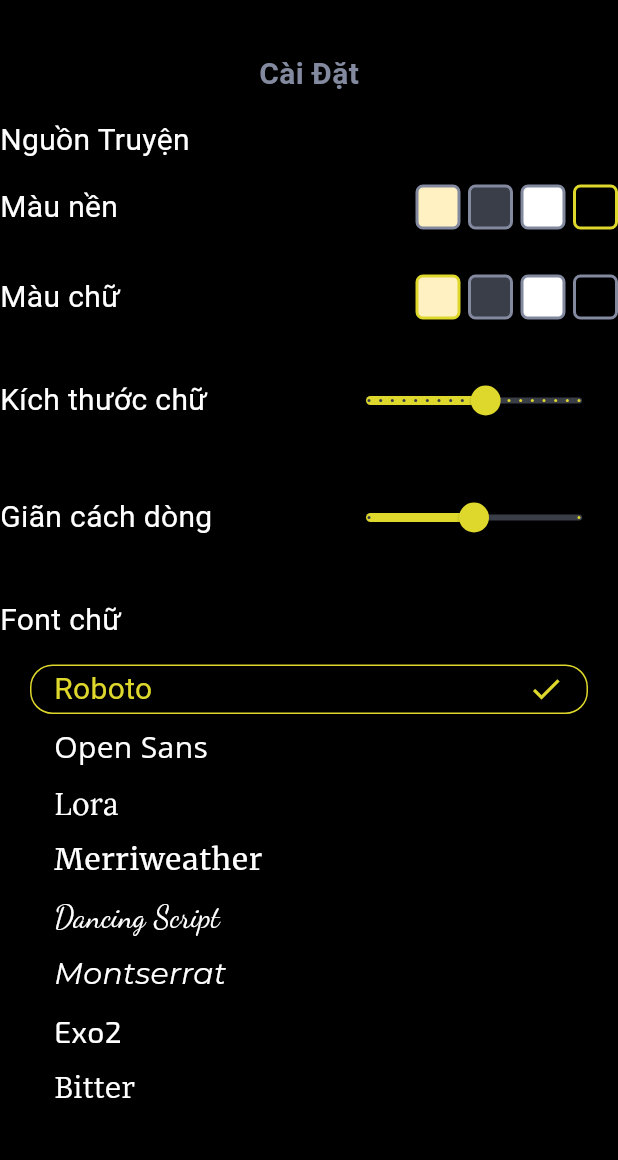
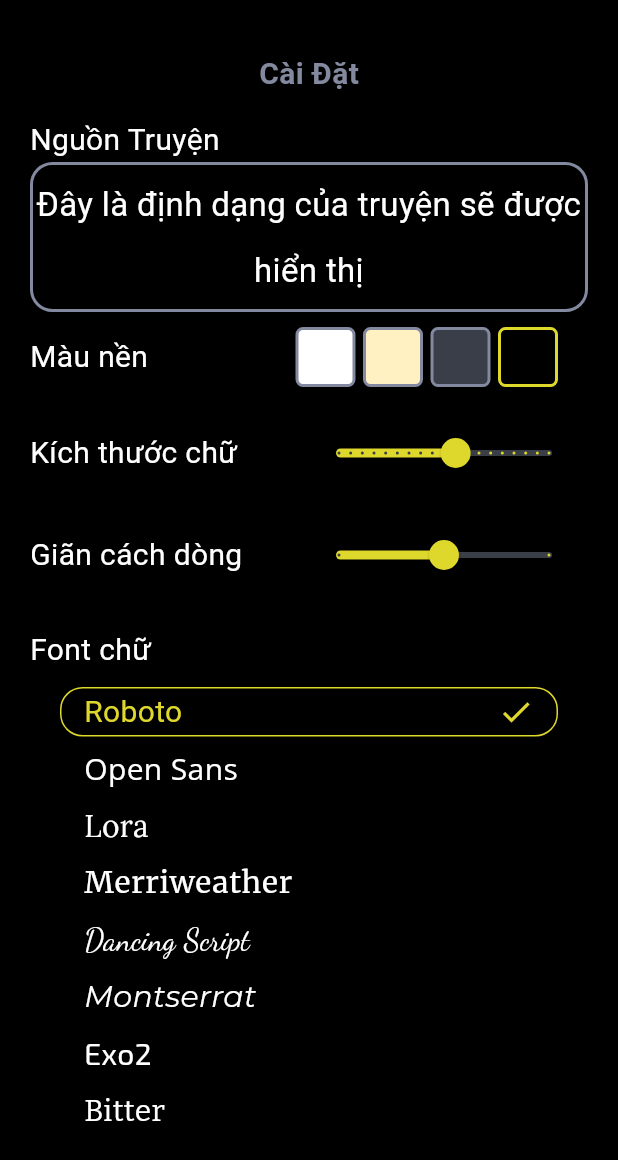
Before and after one commit to chanhuy142/NovelCrawlFE, a Flutter app: the SettingPage screen opened directly, on a phone screen of 412 x 824 dp. Shown: the top 1160 px of the screen. Run offline on Flutter 3.47's test engine with Material 3 defaults, Android fonts, the phone set to English and light mode, and no system bars; our stand-ins replace file_picker, hive, permission_handler; accounts and stored records are empty; network calls fail; project files that could hold a hidden picture were left out.

Commit message:
fix ui setting

```diff
--- a/lib/popup/export_popup.dart
+++ b/lib/popup/export_popup.dart
@@ -54,7 +54,7 @@ class _ExportPopupState extends State<ExportPopup> {
     });
   }
 
-  void exportNovel(String novelName, int chapter) {
+  void exportNovel(String novelName, int chapter, String author, String cover) {
     setLoading(true);
     APIService().getChapterContent(widget.novel, chapter).then((value) {
       setState(() {
@@ -64,7 +64,7 @@ class _ExportPopupState extends State<ExportPopup> {
         }
         selectContentFromPrioritySource();
         print(fileType);
-        APIService().getExportFile('$novelName - Chương $chapter', _content, fileType).then((value) {
+        APIService().getExportFile('$novelName - Chương $chapter', _content, fileType, author, cover).then((value) {
           ExportService.writeCounter(value.bodyBytes, '$novelName - Chương $chapter.$fileType').then((value){
             Navigator.of(context).pop();
             setLoading(false);
@@ -162,7 +162,7 @@ class _ExportPopupState extends State<ExportPopup> {
                   _ChapterController.text = "1";
                   return;
                 }
-                exportNovel(widget.novel.novelName, chapter);
+                exportNovel(widget.novel.novelName, chapter, widget.novel.author, widget.novel.cover);
               } catch (e) {
                 print(e);
                 Navigator.of(context).pop();
--- a/lib/screens/settingscreen.dart
+++ b/lib/screens/settingscreen.dart
@@ -85,7 +85,7 @@ class _SettingPageState extends State<SettingPage> {
         body: SingleChildScrollView(
           child: Padding(
               padding: //top padding
-                  const EdgeInsets.only(top: 35),
+                  const EdgeInsets.only(top: 35, left: 20, right: 20),
               child: Column(
                 crossAxisAlignment: CrossAxisAlignment.start,
                 children: [
@@ -111,8 +111,29 @@ class _SettingPageState extends State<SettingPage> {
                     ),
                   ),
                   widget.novelSourceSelector,
+                  Container(
+                    height: 100,
+                    alignment: Alignment.center,
+                    decoration: BoxDecoration(
+                      shape: BoxShape.rectangle,
+                      borderRadius: BorderRadius.circular(15),
+                      color: colors[selectedBackground],
+                      border: Border.all(
+                        color: const Color(0xFF83899F),
+                        width: 2,
+                      ),
+                    ),
+                    child: Text('Đây là định dạng của truyện sẽ được hiển thị',
+                        softWrap: true,
+                        textAlign: TextAlign.center,
+                        style: TextStyle(
+                            color: colors[selectedColor],
+                            fontSize: fontSize.toDouble(),
+                            fontFamily: fonts[selectedFont],
+                            height: lineSpacing.toDouble()))
+                  ),
                   Padding(
-                    padding: const EdgeInsets.only(top: 15, bottom: 15),
+                    padding: const EdgeInsets.only(top: 10, bottom: 10),
                     child: Row(
                       children: [
                         const Text(
@@ -122,10 +143,10 @@ class _SettingPageState extends State<SettingPage> {
                               fontSize: 20,
                               fontWeight: FontWeight.normal),
                         ),
-                        const Spacer(),
                         Expanded(
-                          child: SizedBox(
-                            height: 30,
+                          child: Container(
+                            height: 40,
+                            margin: const EdgeInsets.only(right: 20),
                             child: ListView.builder(
                                 scrollDirection: Axis.horizontal,
                                 itemCount: colors.length,
@@ -135,13 +156,14 @@ class _SettingPageState extends State<SettingPage> {
                                     onTap: () {
                                       setState(() {
                                         selectedBackground = index;
-                                        stateService
-                                            .saveBackgroundColorID(index);
+                                        stateService.saveBackgroundColorID(index);
+                                        selectedColor = 3-index;
+                                        stateService.saveColorID(3-index);
                                         widget.onUpdated();
                                       });
                                     },
                                     child: Container(
-                                      width: 30,
+                                      width: 40,
                                       margin: const EdgeInsets.only(left: 5),
                                       decoration: BoxDecoration(
                                         color: colors[index],
@@ -163,57 +185,7 @@ class _SettingPageState extends State<SettingPage> {
                     ),
                   ),
                   Padding(
-                    padding: const EdgeInsets.only(top: 15, bottom: 15),
-                    child: Row(
-                      children: [
-                        const Text(
-                          'Màu chữ',
-                          style: TextStyle(
-                              color: Color(0xFFFFFFFF),
-                              fontSize: 20,
-                              fontWeight: FontWeight.normal),
-                        ),
-                        const Spacer(),
-                        Expanded(
-                          child: SizedBox(
-                            height: 30,
-                            child: ListView.builder(
-                                scrollDirection: Axis.horizontal,
-                                itemCount: colors.length,
-                                reverse: true,
-                                itemBuilder: (context, index) {
-                                  return InkWell(
-                                    onTap: () {
-                                      setState(() {
-                                        selectedColor = index;
-                                        stateService.saveColorID(index);
-                                        widget.onUpdated();
-                                      });
-                                    },
-                                    child: Container(
-                                      width: 30,
-                                      margin: const EdgeInsets.only(left: 5),
-                                      decoration: BoxDecoration(
-                                        color: colors[index],
-                                        shape: BoxShape.rectangle,
-                                        borderRadius: BorderRadius.circular(5),
-                                        border: Border.all(
-                                          color: index == selectedColor
-                                              ? const Color(0xFFDFD82C)
-                                              : const Color(0xFF83899F),
-                                          width: 2,
-                                        ),
-                                      ),
-                                    ),
-                                  );
-                                }),
-                          ),
-                        ),
-                      ],
-                    ),
-                  ),
-                  Padding(
-                    padding: const EdgeInsets.only(top: 15, bottom: 15),
+                    padding: const EdgeInsets.only(top: 10, bottom: 10),
                     child: Row(
                       children: [
                         const Text(
@@ -244,7 +216,7 @@ class _SettingPageState extends State<SettingPage> {
                     ),
                   ),
                   Padding(
-                    padding: const EdgeInsets.only(top: 15, bottom: 15),
+                    padding: const EdgeInsets.only(top: 10, bottom: 10),
                     child: Row(
                       children: [
                         const Text(
@@ -270,6 +242,7 @@ class _SettingPageState extends State<SettingPage> {
                           },
                           activeColor: const Color(0xFFDFD82C),
                           inactiveColor: const Color(0xFF3A3E47),
+
                         ),
                       ],
                     ),
@@ -292,7 +265,7 @@ class _SettingPageState extends State<SettingPage> {
                         Expanded(
                           child: ListView.builder(
                               padding: const EdgeInsets.only(
-                                  top: 15, bottom: 15, left: 20, right: 20),
+                                  top: 10, bottom: 10, left: 20, right: 20),
                               scrollDirection: Axis.vertical,
                               itemCount: fonts.length,
                               itemBuilder: (context, index) {
--- a/lib/service/api_service.dart
+++ b/lib/service/api_service.dart
@@ -12,7 +12,7 @@ class APIService {
   AllSourceChapterContent allSourceChapterContentFromJson(String str) =>
       AllSourceChapterContent.fromJson(jsonDecode(str));
 
-  String localhost = 'http://192.168.1.19:3000';
+  String localhost = 'http://192.168.1.11:3000';
   //send to http://localhost/details
   //port 3000
   Future<Library> getNovelDetails() async {
@@ -81,7 +81,7 @@ class APIService {
     }
   }
 
-  Future<Response> getExportFile(String name, String content, String fileType) async {
+  Future<Response> getExportFile(String name, String content, String fileType, String author, String coverImage) async {
     try {
       String apiUrl = '$localhost/download';
       final response = await http.post(
@@ -93,6 +93,8 @@ class APIService {
           'content': content,
           'name': name,
           'fileType': fileType,
+          'author': author,
+          'coverImage': coverImage
           // Add any other data you want to send in the body
         }),
       );
--- a/lib/service/state_service.dart
+++ b/lib/service/state_service.dart
@@ -20,9 +20,9 @@ class StateService{
 
   final List<Color> colors = [
     Colors.black,
-    Colors.white,
     const Color(0xFF3A3E48),
     const Color(0xFFFFF1C2),
+    Colors.white,
   ];
 
   final List<String> fonts = [
```
